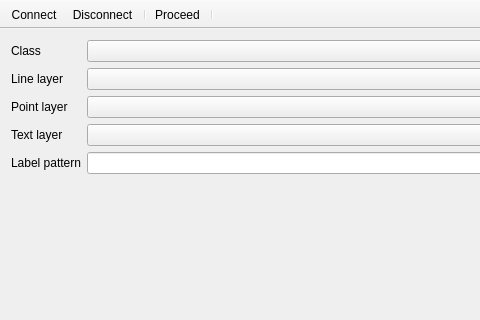
This is mainwindow.ui in Kuszki/EW-Builder as Qt 5 draws it before an edit; both pictures show x 0 to 480 and y 0 to 320 of the 600 by 450 pixel window. The edited form follows.
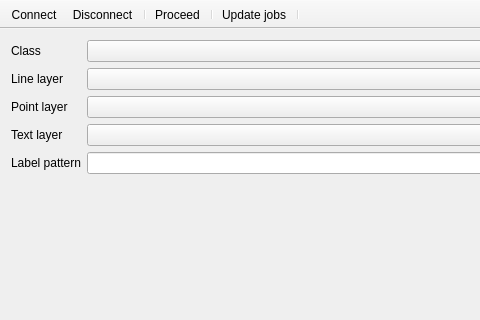
This is the edited form. Icons and pictures are not drawn.

Commit message: Implement job find interface

Patch:
```diff
--- a/mainwindow.ui
+++ b/mainwindow.ui
@@ -134,6 +134,8 @@
    <addaction name="separator"/>
    <addaction name="actionProceed"/>
    <addaction name="separator"/>
+   <addaction name="actionJobs"/>
+   <addaction name="separator"/>
   </widget>
   <widget class="QToolBar" name="supportTool">
    <property name="windowTitle">
@@ -219,6 +221,11 @@
     <string>Esc</string>
    </property>
   </action>
+  <action name="actionJobs">
+   <property name="text">
+    <string>Update jobs</string>
+   </property>
+  </action>
  </widget>
  <layoutdefault spacing="6" margin="11"/>
  <resources/>
```
The commit also changes 3 other files.
